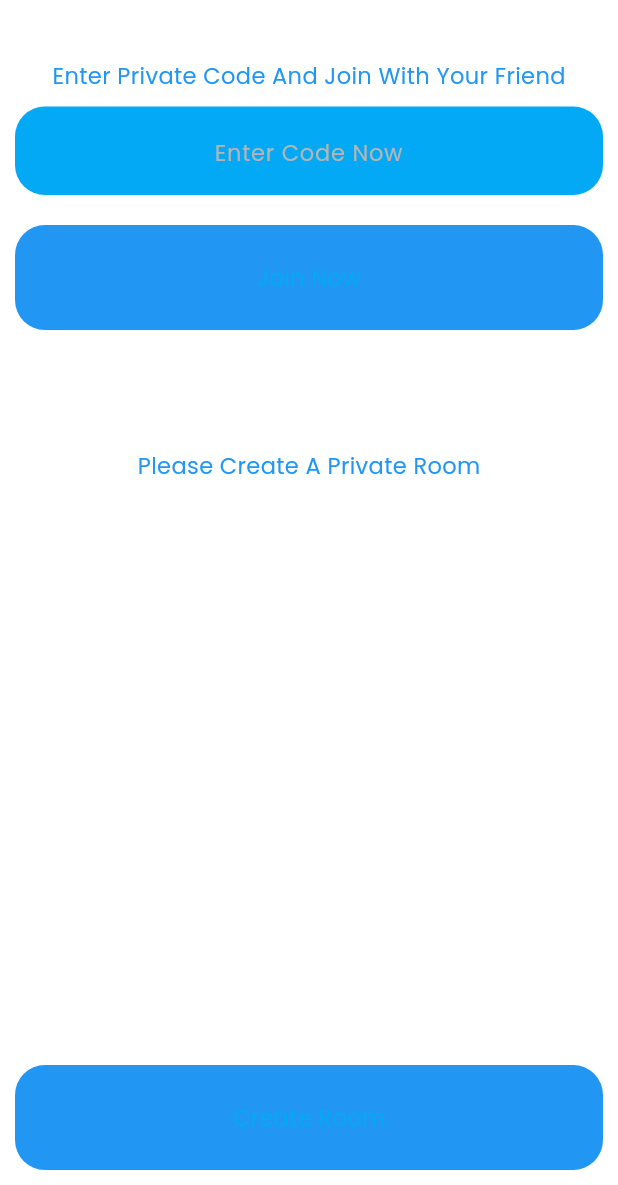
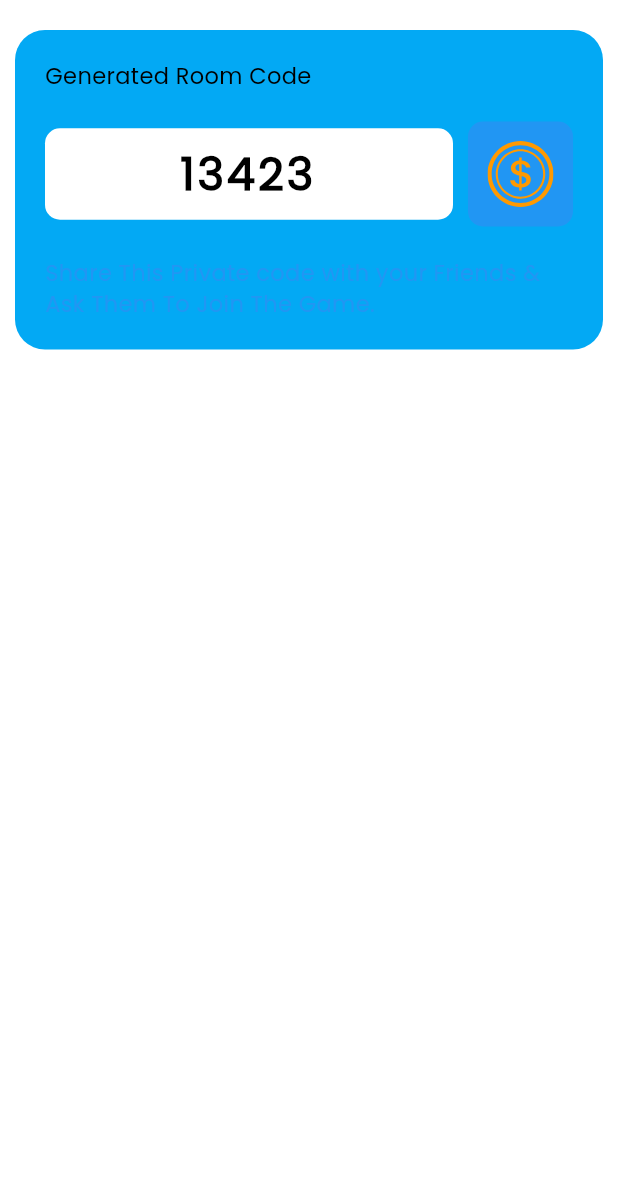
Before and after one commit to abumstephen/mp_tictactoc, a Flutter app: the screen it shows after launch, after a tap on "Create Room", on a phone screen of 412 x 824 dp, the part 51-1236 px from its top. Run offline on Flutter 3.47's test engine with Material 3 defaults, Android fonts, the phone set to English and light mode, and no system bars; our stand-ins replace flutter_svg, get.

Commit message:
Lobby Page 1 creation

```diff
--- a/lib/Configs/PageRoute.dart
+++ b/lib/Configs/PageRoute.dart
@@ -0,0 +1,14 @@
+import 'package:get/get.dart';
+import 'package:mp_tictactoc/Pages/LobbyPage/LobbyPage.dart';
+import 'package:mp_tictactoc/Pages/RoomPage/RoomPage.dart';
+
+var pages = [
+  GetPage(
+    name: "/room",
+    page: () => RoomPage(),
+  ),
+  GetPage(
+    name: "/lobby",
+    page: () => Lobbypage(),
+  ),
+];
--- a/lib/Pages/LobbyPage/LobbyPage.dart
+++ b/lib/Pages/LobbyPage/LobbyPage.dart
@@ -10,6 +10,7 @@ class Lobbypage extends StatelessWidget {
 
   @override
   Widget build(BuildContext context) {
+    TextEditingController roomCode = TextEditingController(text: "13423");
     return Scaffold(
         body: SafeArea(
       child: Padding(
@@ -26,47 +27,73 @@ class Lobbypage extends StatelessWidget {
                 ),
               ],
             ),
-            SizedBox(height: 40),
-            Text(
-              'Enter Private Code And Join With Your Friend',
-              style: Theme.of(context)
-                  .textTheme
-                  .bodyMedium
-                  ?.copyWith(color: Theme.of(context).colorScheme.primary),
-            ),
-            SizedBox(height: 10),
-            TextField(
-              textAlign: TextAlign.center,
-              decoration: InputDecoration(
-                fillColor: Theme.of(context).colorScheme.primaryContainer,
-                filled: true,
-                hintText: "Enter Code Now",
-                border: OutlineInputBorder(
-                  borderRadius: BorderRadius.circular(20),
-                  borderSide: BorderSide.none,
-                ),
+            SizedBox(height: 20),
+            Container(
+              padding: EdgeInsets.all(20),
+              decoration: BoxDecoration(
+                color: Theme.of(context).colorScheme.primaryContainer,
+                borderRadius: BorderRadius.circular(20),
               ),
-            ),
-            SizedBox(height: 20),
-            Primarybutton(
-              buttonText: "Join Now",
-              onTap: () {},
-            ),
-            SizedBox(height: 80),
-            Text(
-              'Please Create A Private Room',
-              style: Theme.of(context)
-                  .textTheme
-                  .bodyMedium
-                  ?.copyWith(color: Theme.of(context).colorScheme.primary),
-            ),
-            Spacer(),
-            Primarybutton(
-              buttonText: "Create Room",
-              onTap: () {
-                Get.to(Lobbypage());
-              },
-            ),
+              child: Row(
+                children: [
+                  Expanded(
+                    child: Column(
+                      children: [
+                        Row(
+                          children: [
+                            Text("Generated Room Code"),
+                          ],
+                        ),
+                        SizedBox(height: 20),
+                        Row(
+                          children: [
+                            Expanded(
+                              child: TextFormField(
+                                controller: roomCode,
+                                textAlign: TextAlign.center,
+                                style: TextStyle(
+                                  fontSize: 30,
+                                  letterSpacing: 1.9,
+                                ),
+                                decoration: InputDecoration(
+                                    fillColor: Theme.of(context)
+                                        .colorScheme
+                                        .background,
+                                    filled: true,
+                                    border: UnderlineInputBorder(
+                                      borderRadius: BorderRadius.circular(10),
+                                      borderSide: BorderSide.none,
+                                    )),
+                              ),
+                            ),
+                            SizedBox(width: 10),
+                            Container(
+                              padding: EdgeInsets.all(13),
+                              height: 70,
+                              width: 70,
+                              decoration: BoxDecoration(
+                                borderRadius: BorderRadius.circular(10),
+                                color: Theme.of(context).colorScheme.primary,
+                              ),
+                              child: SvgPicture.asset(IconsPth.coinIcon),
+                            ),
+                          ],
+                        ),
+                        SizedBox(height: 20),
+                        Text(
+                          "Share This Private code with your Friends & Ask Them To Join The Game.",
+                          style: Theme.of(context)
+                              .textTheme
+                              .bodyMedium
+                              ?.copyWith(
+                                  color: Theme.of(context).colorScheme.primary),
+                        )
+                      ],
+                    ),
+                  )
+                ],
+              ),
+            )
           ],
         ),
       ),
--- a/lib/main.dart
+++ b/lib/main.dart
@@ -1,4 +1,6 @@
 import 'package:flutter/material.dart';
+import 'package:get/get.dart';
+import 'package:mp_tictactoc/Configs/PageRoute.dart';
 import 'package:mp_tictactoc/Configs/Theme.dart';
 import 'package:mp_tictactoc/Pages/RoomPage/RoomPage.dart';
 
@@ -11,11 +13,12 @@ class MyApp extends StatelessWidget {
 
   @override
   Widget build(BuildContext context) {
-    return MaterialApp(
+    return GetMaterialApp(
+      getPages: pages,
       debugShowCheckedModeBanner: false,
       title: 'Tic Tac Toe mp',
       theme: lightTheme,
-      home: const RoomPage(),
+      home: RoomPage(),
     );
   }
 }
```
